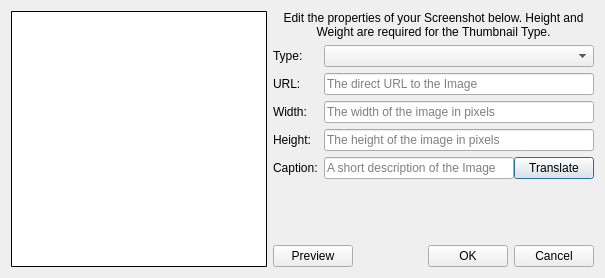
Before: the Qt Designer form jdAppdataEdit/ScreenshotWindow.ui in JakobDev/jdAppStreamEdit, drawn with Qt 5.
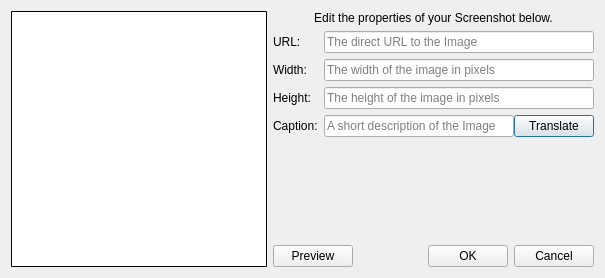
After: the same form once the commit is applied.

```diff
--- a/jdAppdataEdit/ScreenshotWindow.ui
+++ b/jdAppdataEdit/ScreenshotWindow.ui
@@ -51,7 +51,7 @@
      <item>
       <widget class="QLabel" name="label">
        <property name="text">
-        <string>Edit the properties of your Screenshot below. Height and Weight are required for the Thumbnail Type.</string>
+        <string>Edit the properties of your Screenshot below.</string>
        </property>
        <property name="scaledContents">
         <bool>false</bool>
@@ -67,37 +67,27 @@
      <item>
       <layout class="QFormLayout" name="formLayout">
        <item row="0" column="0">
-        <widget class="QLabel" name="label_2">
-         <property name="text">
-          <string>Type:</string>
-         </property>
-        </widget>
-       </item>
-       <item row="0" column="1">
-        <widget class="QComboBox" name="type_box"/>
-       </item>
-       <item row="1" column="0">
         <widget class="QLabel" name="label_3">
          <property name="text">
           <string>URL:</string>
          </property>
         </widget>
        </item>
-       <item row="1" column="1">
+       <item row="0" column="1">
         <widget class="QLineEdit" name="url_edit">
          <property name="placeholderText">
           <string>The direct URL to the Image</string>
          </property>
         </widget>
        </item>
-       <item row="2" column="0">
+       <item row="1" column="0">
         <widget class="QLabel" name="label_4">
          <property name="text">
           <string>Width:</string>
          </property>
         </widget>
        </item>
-       <item row="2" column="1">
+       <item row="1" column="1">
         <widget class="QLineEdit" name="width_edit">
          <property name="placeholderText">
           <string>The width of the image in pixels</string>
@@ -107,28 +97,28 @@
          </property>
         </widget>
        </item>
-       <item row="3" column="0">
+       <item row="2" column="0">
         <widget class="QLabel" name="label_5">
          <property name="text">
           <string>Height:</string>
          </property>
         </widget>
        </item>
-       <item row="3" column="1">
+       <item row="2" column="1">
         <widget class="QLineEdit" name="height_edit">
          <property name="placeholderText">
           <string>The height of the image in pixels</string>
          </property>
         </widget>
        </item>
-       <item row="4" column="0">
+       <item row="3" column="0">
         <widget class="QLabel" name="label_6">
          <property name="text">
           <string>Caption:</string>
          </property>
         </widget>
        </item>
-       <item row="4" column="1">
+       <item row="3" column="1">
         <layout class="QHBoxLayout" name="horizontalLayout_2">
          <property name="spacing">
           <number>0</number>
@@ -152,7 +142,7 @@
          </item>
         </layout>
        </item>
-       <item row="5" column="0">
+       <item row="4" column="0">
         <spacer name="verticalSpacer">
          <property name="orientation">
           <enum>Qt::Vertical</enum>
```
